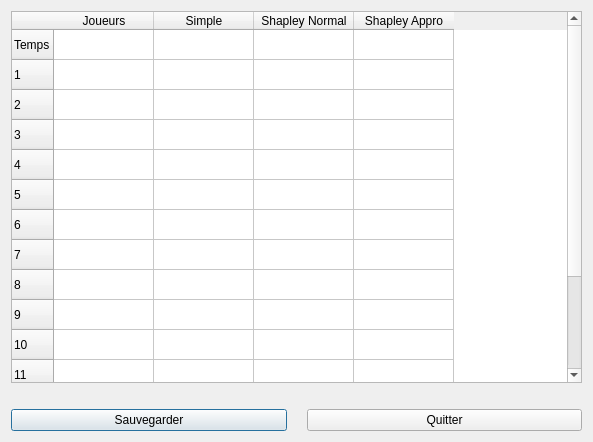
Before: the Qt Designer form Forms/resultat.ui in Ehonne/Valeurs-de-Shapley, drawn with Qt 5.
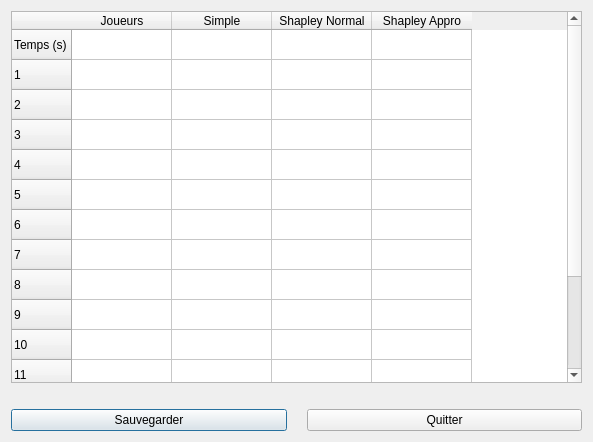
After: the same form once the commit is applied.

```diff
--- a/Forms/resultat.ui
+++ b/Forms/resultat.ui
@@ -36,7 +36,7 @@
      </property>
      <row>
       <property name="text">
-       <string>Temps</string>
+       <string>Temps (s)</string>
       </property>
      </row>
      <row>
```
Left out of the diff: 3 changed lines with no effect on the pictures.
